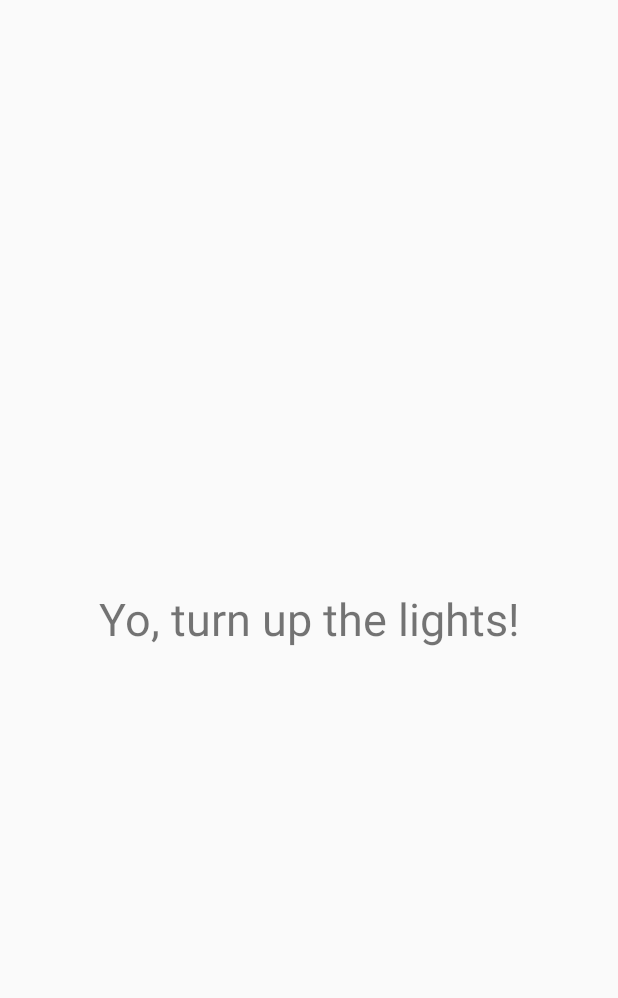
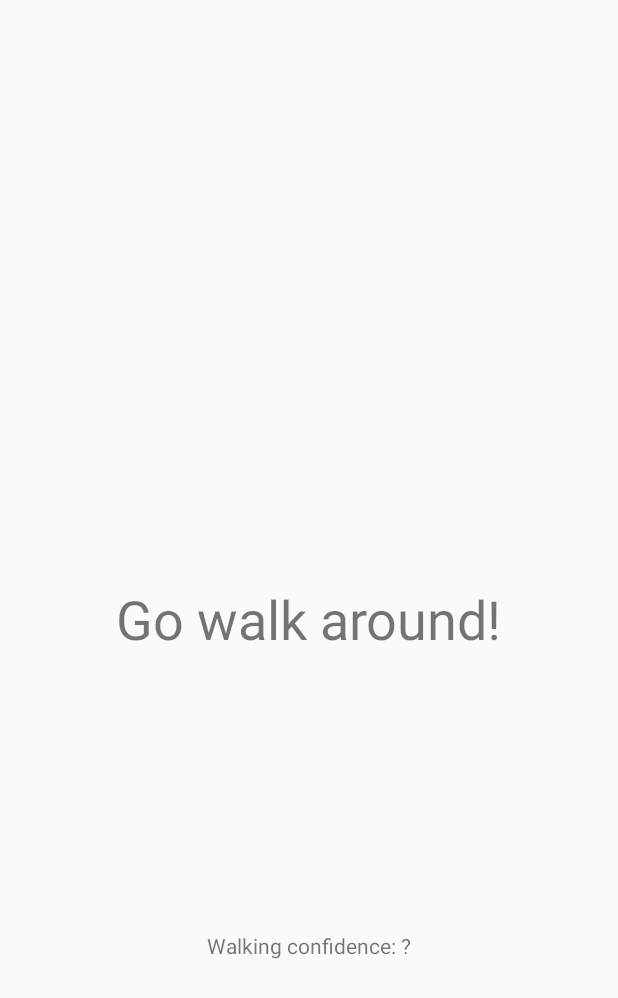
Before and after one commit to Hermanio/puzzle-alarm-clock, an Android app: the screen it shows after launch (TurnUpTheLightsActivity before the commit, WalkAroundActivity after it), on a phone screen of 412 x 824 dp. Shown: the top 998 px of the screen. Run offline under Robolectric (Android 15) with nearby library versions, the phone set to English and light mode, and no system bars.

Commit message:
Added some version of walking detection alarm

```diff
--- a/PuzzleAlarmClock/app/build.gradle
+++ b/PuzzleAlarmClock/app/build.gradle
@@ -24,10 +24,12 @@ dependencies {
     androidTestCompile('com.android.support.test.espresso:espresso-core:2.2.2', {
         exclude group: 'com.android.support', module: 'support-annotations'
     })
-    compile 'com.android.support:appcompat-v7:25.3.0'
+
+    compile 'com.android.support:appcompat-v7:25.2.0'
     compile 'com.android.support.constraint:constraint-layout:1.0.2'
     testCompile 'junit:junit:4.12'
-    compile 'com.android.support:design:25.3.1'
+    compile 'com.android.support:design:25.2.0'
     compile 'com.squareup:seismic:1.0.2'
+    compile 'com.google.android.gms:play-services-location:10.2.6'
 
 }
--- a/PuzzleAlarmClock/app/src/main/AndroidManifest.xml
+++ b/PuzzleAlarmClock/app/src/main/AndroidManifest.xml
@@ -2,6 +2,7 @@
 <manifest xmlns:android="http://schemas.android.com/apk/res/android"
     package="ee.unapuu.herman.puzzlealarmclock">
     <uses-permission android:name="android.permission.WAKE_LOCK" />
+    <uses-permission android:name="com.google.android.gms.permission.ACTIVITY_RECOGNITION" />
 
     <application
         android:allowBackup="true"
@@ -27,6 +28,10 @@
         </activity>
         <activity android:name=".TurnUpTheLightsActivity">
         </activity>
+        <activity android:name=".WalkAroundActivity">
+        </activity>
+
+        <service android:name=".ActivityRecognizedService" />
     </application>
 
 </manifest>
--- a/PuzzleAlarmClock/app/src/main/java/ee/unapuu/herman/puzzlealarmclock/MainActivity.java
+++ b/PuzzleAlarmClock/app/src/main/java/ee/unapuu/herman/puzzlealarmclock/MainActivity.java
@@ -26,7 +26,7 @@ public class MainActivity extends Activity {
         setContentView(R.layout.activity_main);
 
         //debugging
-        Intent intent = new Intent(MainActivity.this, TurnUpTheLightsActivity.class);
+        Intent intent = new Intent(MainActivity.this, WalkAroundActivity.class);
         startActivity(intent);
     }
 
--- /dev/null
+++ b/PuzzleAlarmClock/app/src/main/java/ee/unapuu/herman/puzzlealarmclock/WalkAroundActivity.java
@@ -0,0 +1,54 @@
+package ee.unapuu.herman.puzzlealarmclock;
+
+import android.app.Activity;
+import android.app.PendingIntent;
+import android.content.Intent;
+import android.os.Bundle;
+import android.support.annotation.NonNull;
+import android.support.annotation.Nullable;
+import android.support.v7.app.AppCompatActivity;
+
+import com.google.android.gms.common.ConnectionResult;
+import com.google.android.gms.common.api.GoogleApiClient;
+import com.google.android.gms.location.ActivityRecognition;
+
+/**
+ * Created by toks on 26.05.17.
+ */
+
+public class WalkAroundActivity extends Activity implements GoogleApiClient.ConnectionCallbacks, GoogleApiClient.OnConnectionFailedListener {
+
+        public GoogleApiClient mApiClient;
+
+        @Override
+        protected void onCreate(Bundle savedInstanceState) {
+            super.onCreate(savedInstanceState);
+            setContentView(R.layout.activity_walk_around);
+
+            mApiClient = new GoogleApiClient.Builder(this)
+                    .addApi(ActivityRecognition.API)
+                    .addConnectionCallbacks(this)
+                    .addOnConnectionFailedListener(this)
+                    .build();
+
+            mApiClient.connect();
+        }
+
+        @Override
+        public void onConnected(@Nullable Bundle bundle) {
+            Intent intent = new Intent( this, ActivityRecognizedService.class );
+            PendingIntent pendingIntent = PendingIntent.getService( this, 0, intent, PendingIntent.FLAG_UPDATE_CURRENT );
+            ActivityRecognition.ActivityRecognitionApi.requestActivityUpdates( mApiClient, 1000, pendingIntent );
+
+        }
+
+        @Override
+        public void onConnectionSuspended(int i) {
+
+        }
+
+        @Override
+        public void onConnectionFailed(@NonNull ConnectionResult connectionResult) {
+
+        }
+    }
--- a/PuzzleAlarmClock/app/src/main/res/layout/activity_walk_around.xml
+++ b/PuzzleAlarmClock/app/src/main/res/layout/activity_walk_around.xml
@@ -1,6 +1,35 @@
 <?xml version="1.0" encoding="utf-8"?>
 <android.support.constraint.ConstraintLayout
-    xmlns:android="http://schemas.android.com/apk/res/android" android:layout_width="match_parent"
+    xmlns:android="http://schemas.android.com/apk/res/android"
+    xmlns:app="http://schemas.android.com/apk/res-auto"
+    xmlns:tools="http://schemas.android.com/tools"
+    android:layout_width="match_parent"
     android:layout_height="match_parent">
 
+    <TextView
+        android:id="@+id/textView3"
+        android:layout_width="wrap_content"
+        android:layout_height="wrap_content"
+        android:layout_marginBottom="8dp"
+        android:layout_marginLeft="8dp"
+        android:layout_marginRight="8dp"
+        android:layout_marginTop="8dp"
+        android:text="Go walk around!"
+        android:textSize="36sp"
+        app:layout_constraintBottom_toBottomOf="parent"
+        app:layout_constraintLeft_toLeftOf="parent"
+        app:layout_constraintRight_toRightOf="parent"
+        app:layout_constraintTop_toTopOf="parent" />
+
+    <TextView
+        android:id="@+id/walkingConfidence"
+        android:layout_width="wrap_content"
+        android:layout_height="wrap_content"
+        android:layout_marginBottom="8dp"
+        android:layout_marginTop="8dp"
+        android:text="Walking confidence: ?"
+        app:layout_constraintBottom_toBottomOf="parent"
+        app:layout_constraintLeft_toLeftOf="parent"
+        app:layout_constraintRight_toRightOf="parent"
+        app:layout_constraintTop_toBottomOf="@+id/textView3" />
 </android.support.constraint.ConstraintLayout>
```
Also changed, not shown: PuzzleAlarmClock/app/src/main/java/ee/unapuu/herman/puzzlealarmclock/ActivityRecognizedService.java (added, +78 -0 lines).
